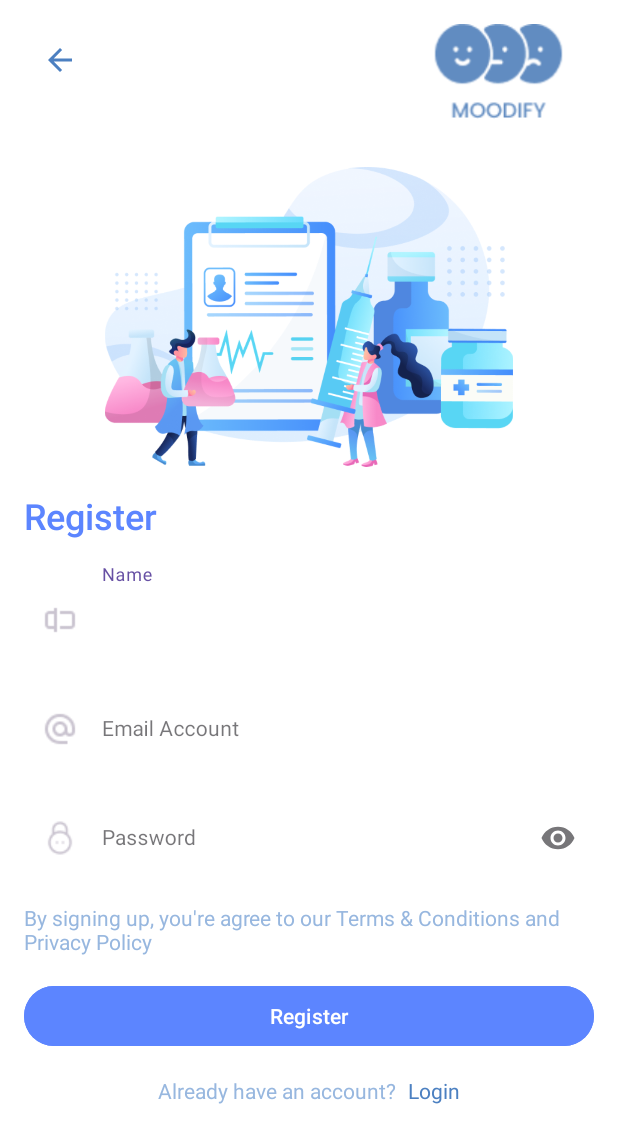
After one commit to Moodify-Project/frontend_moodify, an Android app: the layout activity_register.xml on its own in the app's theme, with its tools: preview values and no code run, on a phone screen of 412 x 824 dp. The commit adds this screen. Shown: the top 1143 px of the screen. Run offline under Robolectric (Android 15) with nearby library versions, the phone set to English and light mode, and no system bars.

Commit message:
register

```diff
--- a/app/build.gradle.kts
+++ b/app/build.gradle.kts
@@ -46,7 +46,12 @@ dependencies {
     implementation(libs.androidx.constraintlayout)
     implementation(libs.androidx.navigation.fragment.ktx)
     implementation(libs.androidx.navigation.ui.ktx)
+
+
+    implementation (libs.material)
+
     testImplementation(libs.junit)
     androidTestImplementation(libs.androidx.junit)
     androidTestImplementation(libs.androidx.espresso.core)
+
 }
--- /dev/null
+++ b/app/src/main/res/drawable/ic_arrow_back.xml
@@ -0,0 +1,5 @@
+<vector xmlns:android="http://schemas.android.com/apk/res/android" android:autoMirrored="true" android:height="24dp" android:tint="#000000" android:viewportHeight="24" android:viewportWidth="24" android:width="24dp">
+
+    <path android:fillColor="@android:color/white" android:pathData="M20,11H7.83l5.59,-5.59L12,4l-8,8 8,8 1.41,-1.41L7.83,13H20v-2z"/>
+
+</vector>
--- /dev/null
+++ b/app/src/main/res/layout/activity_register.xml
@@ -0,0 +1,187 @@
+<ScrollView
+    xmlns:android="http://schemas.android.com/apk/res/android"
+    xmlns:app="http://schemas.android.com/apk/res-auto"
+    xmlns:tools="http://schemas.android.com/tools"
+    android:layout_width="match_parent"
+    android:layout_height="match_parent"
+    android:background="#FFFFFF"
+    android:fillViewport="true">
+
+    <LinearLayout
+        android:layout_width="match_parent"
+        android:layout_height="wrap_content"
+        android:orientation="vertical"
+        android:padding="16dp">
+
+        <!-- Back Arrow and Logo -->
+        <androidx.constraintlayout.widget.ConstraintLayout
+            android:layout_width="match_parent"
+            android:layout_height="wrap_content"
+            android:layout_marginBottom="16dp">
+
+            <!-- Back Button -->
+            <ImageButton
+                android:id="@+id/btnBack"
+                android:layout_width="48dp"
+                android:layout_height="48dp"
+                android:src="@drawable/ic_arrow_back"
+                android:background="?attr/selectableItemBackgroundBorderless"
+                android:contentDescription="@string/back_arrow"
+                app:layout_constraintTop_toTopOf="parent"
+                app:layout_constraintStart_toStartOf="parent"
+                app:tint="@color/blue"
+                android:padding="8dp" />
+
+            <!-- Logo -->
+            <ImageView
+                android:id="@+id/logoImage"
+                android:layout_width="wrap_content"
+                android:layout_height="63dp"
+                android:src="@drawable/logo_auth"
+                android:contentDescription="@string/app_logo"
+                app:layout_constraintTop_toTopOf="parent"
+                app:layout_constraintEnd_toEndOf="parent"
+                android:layout_marginEnd="8dp" />
+        </androidx.constraintlayout.widget.ConstraintLayout>
+
+        <!-- Banner Image -->
+        <ImageView
+            android:layout_width="match_parent"
+            android:layout_height="200dp"
+            android:src="@drawable/banner_register"
+            android:contentDescription="@string/banner_image"
+            android:scaleType="fitCenter"
+            android:layout_marginTop="16dp" />
+
+        <!-- Register Title -->
+        <TextView
+            android:layout_width="wrap_content"
+            android:layout_height="wrap_content"
+            android:text="@string/register_title"
+            android:textSize="24sp"
+            android:textColor="#5C85FF"
+            android:layout_marginTop="16dp"
+            android:fontFamily="sans-serif-medium" />
+
+
+        <!-- Name Field -->
+        <com.google.android.material.textfield.TextInputLayout
+            android:layout_width="match_parent"
+            android:layout_height="wrap_content"
+            android:layout_marginTop="16dp"
+            style="@style/Widget.MaterialComponents.TextInputLayout.OutlinedBox"
+            android:hint="@string/hint_name"
+            app:boxBackgroundMode="none"
+            app:startIconDrawable="@drawable/ic_name"
+            app:startIconTint="@color/outline_variant">
+
+            <com.google.android.material.textfield.TextInputEditText
+                android:id="@+id/etName"
+                android:layout_width="match_parent"
+                android:layout_height="wrap_content"
+                android:textColor="#000000"
+                android:textColorHint="@color/outline_variant"
+                android:textSize="14sp"
+                android:paddingStart="48dp"
+                android:paddingEnd="14dp"/>
+        </com.google.android.material.textfield.TextInputLayout>
+
+        <!-- Email Field -->
+        <com.google.android.material.textfield.TextInputLayout
+            android:layout_width="match_parent"
+            android:layout_height="wrap_content"
+            android:layout_marginTop="8dp"
+            style="@style/Widget.MaterialComponents.TextInputLayout.OutlinedBox"
+            android:hint="@string/hint_email"
+            app:boxBackgroundMode="none"
+            app:startIconDrawable="@drawable/ic_email"
+            app:startIconTint="@color/outline_variant"
+            tools:ignore="ExtraText">
+
+            <com.google.android.material.textfield.TextInputEditText
+                android:id="@+id/etEmail"
+                android:layout_width="match_parent"
+                android:layout_height="wrap_content"
+                android:inputType="textEmailAddress"
+                android:textColor="#000000"
+                android:textColorHint="@color/outline_variant"
+                android:textSize="14sp"
+                android:paddingStart="48dp"
+                android:paddingEnd="14dp"/>/>
+        </com.google.android.material.textfield.TextInputLayout>
+
+        <!-- Password Field -->
+        <com.google.android.material.textfield.TextInputLayout
+            android:layout_width="match_parent"
+            android:layout_height="wrap_content"
+            android:layout_marginTop="8dp"
+            style="@style/Widget.MaterialComponents.TextInputLayout.OutlinedBox"
+            android:hint="@string/hint_password"
+            app:boxBackgroundMode="none"
+            app:startIconDrawable="@drawable/ic_password"
+            app:startIconTint="@color/outline_variant"
+            app:endIconMode="password_toggle">
+
+            <com.google.android.material.textfield.TextInputEditText
+                android:id="@+id/etPassword"
+                android:layout_width="match_parent"
+                android:layout_height="wrap_content"
+                android:inputType="textPassword"
+                android:textColor="#000000"
+                android:textColorHint="@color/outline_variant"
+                android:textSize="14sp"
+                android:paddingStart="48dp"
+                android:paddingEnd="14dp"/>/>
+        </com.google.android.material.textfield.TextInputLayout>
+
+        <!-- Terms & Conditions -->
+        <TextView
+            android:layout_width="wrap_content"
+            android:layout_height="wrap_content"
+            android:text="@string/terms_and_conditions"
+            android:textColor="@color/light_blue"
+            android:layout_marginTop="16dp"
+            android:textSize="14sp" />
+
+        <!-- Register Button -->
+        <Button
+            android:id="@+id/btnRegister"
+            android:layout_width="match_parent"
+            android:layout_height="wrap_content"
+            android:text="@string/register_button"
+            android:layout_marginTop="16dp"
+            android:backgroundTint="#5C85FF"
+            android:textColor="#FFFFFF"
+            android:textAllCaps="false" />
+
+        <LinearLayout
+            android:layout_width="match_parent"
+            android:layout_height="wrap_content"
+            android:orientation="horizontal"
+            android:gravity="center_horizontal"
+            android:layout_marginTop="16dp">
+            <!-- Login Text -->
+            <TextView
+                android:layout_width="wrap_content"
+                android:layout_height="wrap_content"
+                android:text="@string/already_have_account"
+                android:textColor="@color/light_blue"
+                android:textSize="14sp"
+                android:layout_gravity="center_horizontal"
+                android:layout_marginTop="16dp"
+                app:layout_constraintTop_toTopOf="parent"
+                app:layout_constraintStart_toStartOf="parent"/>
+            <TextView
+                android:layout_width="wrap_content"
+                android:layout_height="wrap_content"
+                android:text="@string/login"
+                android:textColor="@color/blue"
+                android:textSize="14sp"
+                android:layout_gravity="center_horizontal"
+                android:layout_marginTop="16dp"
+                android:layout_marginStart="8dp"
+                app:layout_constraintTop_toTopOf="parent"
+                app:layout_constraintStart_toStartOf="parent"/>
+        </LinearLayout>
+    </LinearLayout>
+</ScrollView>
--- a/app/src/main/res/values/strings.xml
+++ b/app/src/main/res/values/strings.xml
@@ -1,5 +1,4 @@
 <resources>
-    <string name="app_name">frontend_moodify</string>
     <string name="action_settings">Settings</string>
     <!-- Strings used for fragments for navigation -->
     <string name="first_fragment_label">First Fragment</string>
@@ -43,4 +42,27 @@
         libero vel nunc consequat, quis tincidunt nisl eleifend. Cras bibendum enim a justo luctus
         vestibulum. Fusce dictum libero quis erat maximus, vitae volutpat diam dignissim.
     </string>
+    <string name="app_name">MOODIFY</string>
+    <string name="register_title">Register</string>
+    <string name="already_have_account">Already have an account? </string>
+    <string name="login">Login</string>
+
+    <!-- Buttons -->
+    <string name="register_button">Register</string>
+    <string name="back_arrow">Back</string>
+
+    <!-- Input Hints -->
+    <string name="hint_name">Name</string>
+    <string name="hint_email">Email Account</string>
+    <string name="hint_password">Password</string>
+
+    <!-- Descriptions -->
+    <string name="banner_image">Register banner</string>
+    <string name="app_logo">App logo</string>
+    <string name="name_icon">Name icon</string>
+    <string name="email_icon">Email icon</string>
+    <string name="password_icon">Password icon</string>
+
+    <!-- Terms and Privacy -->
+    <string name="terms_and_conditions">By signing up, you\'re agree to our Terms &amp; Conditions and Privacy Policy</string>
 </resources>
--- a/gradle/libs.versions.toml
+++ b/gradle/libs.versions.toml
@@ -1,6 +1,6 @@
 [versions]
 agp = "8.6.1"
-kotlin = "1.9.0"
+kotlin = "1.9.22"
 coreKtx = "1.15.0"
 junit = "4.13.2"
 junitVersion = "1.2.1"
```
